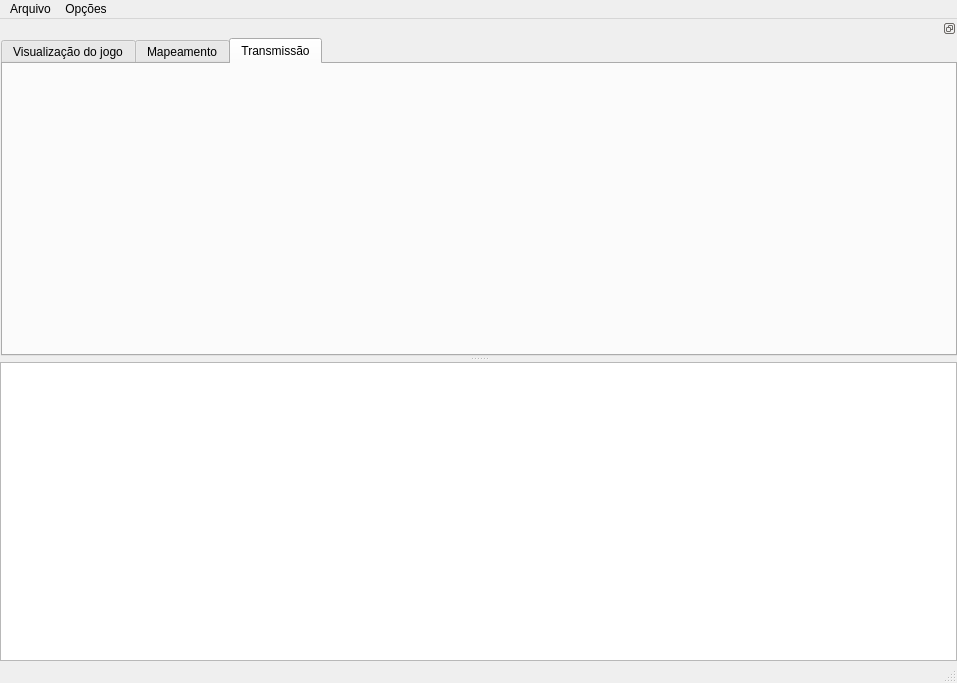
legacy-roboime/pyroboime, file roboime/clients/GraphicalIntelligence.ui: the form before one commit.
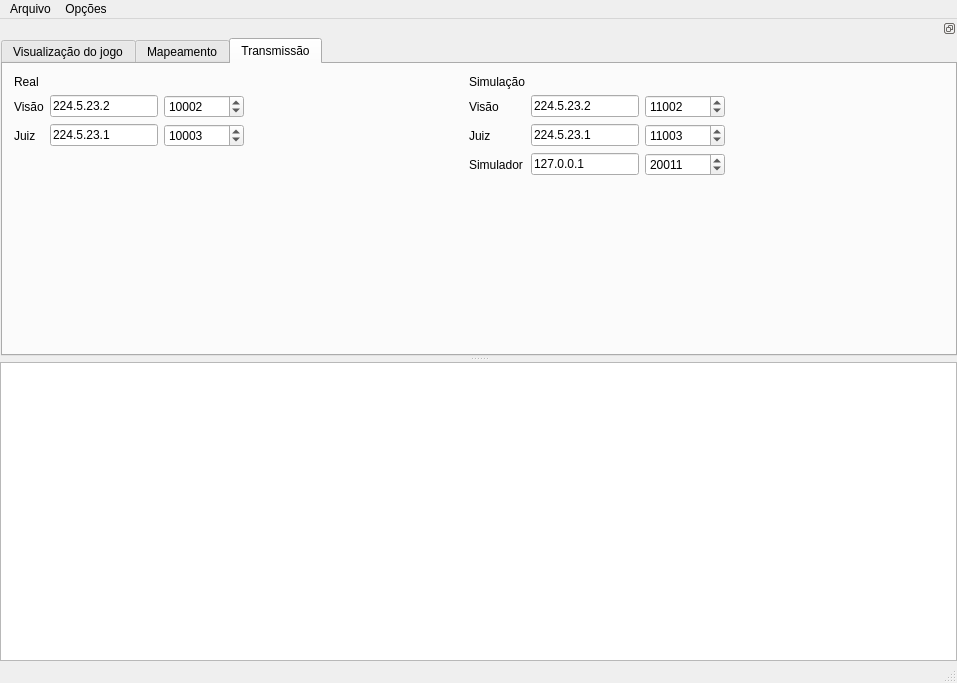
The form after the commit. The open tabs and pages were chosen to show the change. Custom widgets are drawn as their Qt base class.

What changed in the file:
```diff
--- a/roboime/clients/GraphicalIntelligence.ui
+++ b/roboime/clients/GraphicalIntelligence.ui
@@ -1478,7 +1478,280 @@
         <attribute name="title">
          <string>Transmissão</string>
         </attribute>
-        <layout class="QGridLayout" name="gridLayout_4"/>
+        <layout class="QGridLayout" name="gridLayout_4">
+         <item row="5" column="2">
+          <spacer name="verticalSpacer_2">
+           <property name="orientation">
+            <enum>Qt::Vertical</enum>
+           </property>
+           <property name="sizeHint" stdset="0">
+            <size>
+             <width>20</width>
+             <height>40</height>
+            </size>
+           </property>
+          </spacer>
+         </item>
+         <item row="0" column="0">
+          <widget class="QLabel" name="label_31">
+           <property name="text">
+            <string>Real</string>
+           </property>
+          </widget>
+         </item>
+         <item row="1" column="4">
+          <widget class="QLabel" name="label_33">
+           <property name="text">
+            <string>Visão</string>
+           </property>
+          </widget>
+         </item>
+         <item row="1" column="0">
+          <widget class="QLabel" name="label_28">
+           <property name="sizePolicy">
+            <sizepolicy hsizetype="Minimum" vsizetype="Preferred">
+             <horstretch>0</horstretch>
+             <verstretch>0</verstretch>
+            </sizepolicy>
+           </property>
+           <property name="text">
+            <string>Visão</string>
+           </property>
+          </widget>
+         </item>
+         <item row="1" column="1">
+          <widget class="QLineEdit" name="lineRealVisionAddr">
+           <property name="sizePolicy">
+            <sizepolicy hsizetype="Minimum" vsizetype="Fixed">
+             <horstretch>0</horstretch>
+             <verstretch>0</verstretch>
+            </sizepolicy>
+           </property>
+           <property name="inputMethodHints">
+            <set>Qt::ImhDigitsOnly</set>
+           </property>
+           <property name="text">
+            <string>224.5.23.2</string>
+           </property>
+           <property name="maxLength">
+            <number>15</number>
+           </property>
+           <property name="placeholderText">
+            <string>224.5.23.2</string>
+           </property>
+          </widget>
+         </item>
+         <item row="2" column="3">
+          <spacer name="horizontalSpacer_4">
+           <property name="orientation">
+            <enum>Qt::Horizontal</enum>
+           </property>
+           <property name="sizeHint" stdset="0">
+            <size>
+             <width>40</width>
+             <height>20</height>
+            </size>
+           </property>
+          </spacer>
+         </item>
+         <item row="0" column="4">
+          <widget class="QLabel" name="label_35">
+           <property name="text">
+            <string>Simulação</string>
+           </property>
+          </widget>
+         </item>
+         <item row="1" column="2">
+          <widget class="QSpinBox" name="spinRealVisionPort">
+           <property name="sizePolicy">
+            <sizepolicy hsizetype="Minimum" vsizetype="Fixed">
+             <horstretch>0</horstretch>
+             <verstretch>0</verstretch>
+            </sizepolicy>
+           </property>
+           <property name="minimumSize">
+            <size>
+             <width>80</width>
+             <height>0</height>
+            </size>
+           </property>
+           <property name="maximum">
+            <number>65535</number>
+           </property>
+           <property name="value">
+            <number>10002</number>
+           </property>
+          </widget>
+         </item>
+         <item row="2" column="0">
+          <widget class="QLabel" name="label_30">
+           <property name="text">
+            <string>Juiz</string>
+           </property>
+          </widget>
+         </item>
+         <item row="2" column="1">
+          <widget class="QLineEdit" name="lineRealRefereeAddr">
+           <property name="sizePolicy">
+            <sizepolicy hsizetype="Minimum" vsizetype="Fixed">
+             <horstretch>0</horstretch>
+             <verstretch>0</verstretch>
+            </sizepolicy>
+           </property>
+           <property name="inputMethodHints">
+            <set>Qt::ImhDigitsOnly</set>
+           </property>
+           <property name="text">
+            <string>224.5.23.1</string>
+           </property>
+           <property name="maxLength">
+            <number>15</number>
+           </property>
+           <property name="placeholderText">
+            <string>224.5.23.1</string>
+           </property>
+          </widget>
+         </item>
+         <item row="4" column="4">
+          <widget class="QLabel" name="label_32">
+           <property name="text">
+            <string>Simulador</string>
+           </property>
+          </widget>
+         </item>
+         <item row="2" column="4">
+          <widget class="QLabel" name="label_34">
+           <property name="text">
+            <string>Juiz</string>
+           </property>
+          </widget>
+         </item>
+         <item row="2" column="5">
+          <widget class="QLineEdit" name="lineSimRefereeAddr">
+           <property name="sizePolicy">
+            <sizepolicy hsizetype="Minimum" vsizetype="Fixed">
+             <horstretch>0</horstretch>
+             <verstretch>0</verstretch>
+            </sizepolicy>
+           </property>
+           <property name="text">
+            <string>224.5.23.1</string>
+           </property>
+           <property name="maxLength">
+            <number>15</number>
+           </property>
+           <property name="placeholderText">
+            <string>224.5.23.1</string>
+           </property>
+          </widget>
+         </item>
+         <item row="4" column="5">
+          <widget class="QLineEdit" name="lineSimSimulatorAddr">
+           <property name="sizePolicy">
+            <sizepolicy hsizetype="Minimum" vsizetype="Fixed">
+             <horstretch>0</horstretch>
+             <verstretch>0</verstretch>
+            </sizepolicy>
+           </property>
+           <property name="text">
+            <string>127.0.0.1</string>
+           </property>
+           <property name="maxLength">
+            <number>15</number>
+           </property>
+           <property name="placeholderText">
+            <string>127.0.0.1</string>
+           </property>
+          </widget>
+         </item>
+         <item row="1" column="5">
+          <widget class="QLineEdit" name="lineSimVisionAddr">
+           <property name="sizePolicy">
+            <sizepolicy hsizetype="Minimum" vsizetype="Fixed">
+             <horstretch>0</horstretch>
+             <verstretch>0</verstretch>
+            </sizepolicy>
+           </property>
+           <property name="text">
+            <string>224.5.23.2</string>
+           </property>
+           <property name="maxLength">
+            <number>15</number>
+           </property>
+           <property name="placeholderText">
+            <string>224.5.23.2</string>
+           </property>
+          </widget>
+         </item>
+         <item row="2" column="2">
+          <widget class="QSpinBox" name="spinRealRefereePort">
+           <property name="minimumSize">
+            <size>
+             <width>80</width>
+             <height>0</height>
+            </size>
+           </property>
+           <property name="prefix">
+            <string/>
+           </property>
+           <property name="maximum">
+            <number>65535</number>
+           </property>
+           <property name="value">
+            <number>10003</number>
+           </property>
+          </widget>
+         </item>
+         <item row="1" column="6">
+          <widget class="QSpinBox" name="spinSimVisionPort">
+           <property name="minimumSize">
+            <size>
+             <width>80</width>
+             <height>0</height>
+            </size>
+           </property>
+           <property name="maximum">
+            <number>65535</number>
+           </property>
+           <property name="value">
+            <number>11002</number>
+           </property>
+          </widget>
+         </item>
+         <item row="2" column="6">
+          <widget class="QSpinBox" name="spinSimRefereePort">
+           <property name="maximum">
+            <number>65535</number>
+           </property>
+           <property name="value">
+            <number>11003</number>
+           </property>
+          </widget>
+         </item>
+         <item row="4" column="6">
+          <widget class="QSpinBox" name="spinSimSimulationPort">
+           <property name="maximum">
+            <number>65535</number>
+           </property>
+           <property name="value">
+            <number>20011</number>
+           </property>
+          </widget>
+         </item>
+         <item row="2" column="7">
+          <spacer name="horizontalSpacer_5">
+           <property name="orientation">
+            <enum>Qt::Horizontal</enum>
+           </property>
+           <property name="sizeHint" stdset="0">
+            <size>
+             <width>40</width>
+             <height>20</height>
+            </size>
+           </property>
+          </spacer>
+         </item>
+        </layout>
        </widget>
       </widget>
      </item>
```
Left out of the diff: 3 changed lines with no effect on the pictures.
